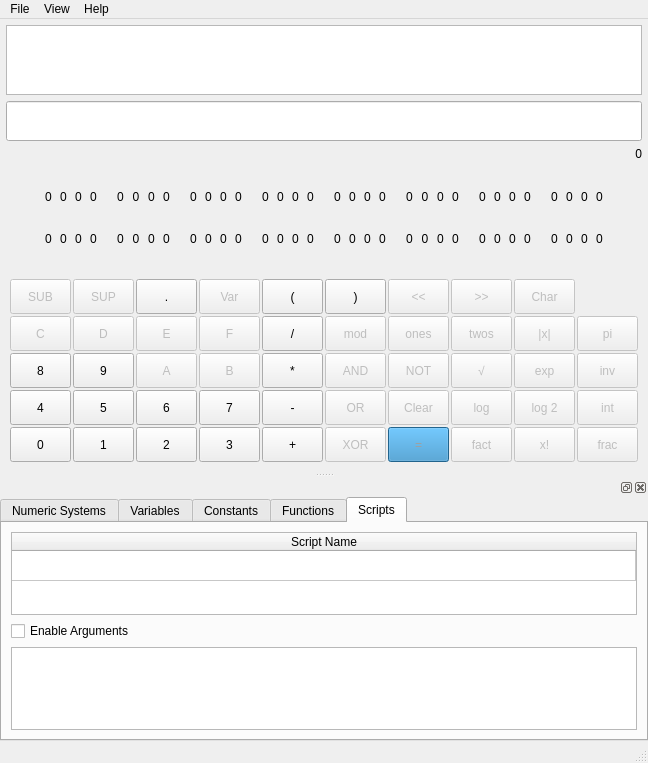
Old version of the form src/forms/mainwindow.ui in the repository vetux/qcalculator.
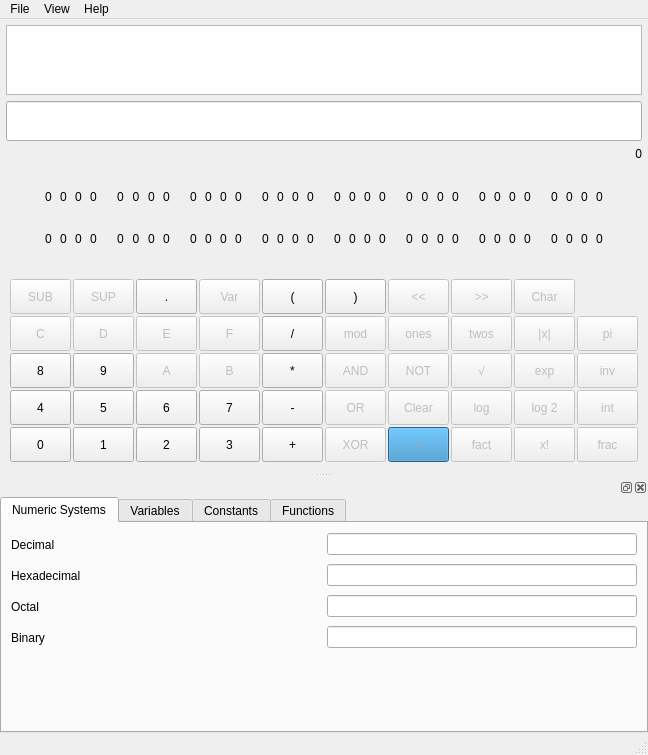
New version of the form. The open tabs and pages were chosen to show the change.

Commit message: Replace user interface created script functions with addon defined script functions, Implement register / unregister script in native interface

```diff
--- a/src/forms/mainwindow.ui
+++ b/src/forms/mainwindow.ui
@@ -7,7 +7,7 @@
     <x>0</x>
     <y>0</y>
     <width>648</width>
-    <height>763</height>
+    <height>755</height>
    </rect>
   </property>
   <property name="minimumSize">
@@ -4907,76 +4907,6 @@
          </item>
         </layout>
        </widget>
-       <widget class="QWidget" name="tab_scripts">
-        <attribute name="title">
-         <string>Scripts</string>
-        </attribute>
-        <layout class="QVBoxLayout" name="verticalLayout_6">
-         <item>
-          <widget class="QTableWidget" name="tableWidget_scripts">
-           <property name="sizePolicy">
-            <sizepolicy hsizetype="Expanding" vsizetype="Expanding">
-             <horstretch>0</horstretch>
-             <verstretch>0</verstretch>
-            </sizepolicy>
-           </property>
-           <property name="verticalScrollBarPolicy">
-            <enum>Qt::ScrollBarAlwaysOff</enum>
-           </property>
-           <property name="sizeAdjustPolicy">
-            <enum>QAbstractScrollArea::AdjustIgnored</enum>
-           </property>
-           <property name="selectionMode">
-            <enum>QAbstractItemView::SingleSelection</enum>
-           </property>
-           <property name="selectionBehavior">
-            <enum>QAbstractItemView::SelectRows</enum>
-           </property>
-           <property name="showGrid">
-            <bool>true</bool>
-           </property>
-           <property name="gridStyle">
-            <enum>Qt::SolidLine</enum>
-           </property>
-           <attribute name="horizontalHeaderCascadingSectionResizes">
-            <bool>false</bool>
-           </attribute>
-           <attribute name="horizontalHeaderDefaultSectionSize">
-            <number>100</number>
-           </attribute>
-           <attribute name="horizontalHeaderShowSortIndicator" stdset="0">
-            <bool>false</bool>
-           </attribute>
-           <attribute name="horizontalHeaderStretchLastSection">
-            <bool>true</bool>
-           </attribute>
-           <attribute name="verticalHeaderVisible">
-            <bool>false</bool>
-           </attribute>
-           <row>
-            <property name="text">
-             <string>DefaultRow</string>
-            </property>
-           </row>
-           <column>
-            <property name="text">
-             <string>Script Name</string>
-            </property>
-           </column>
-          </widget>
-         </item>
-         <item>
-          <widget class="QCheckBox" name="checkBox_scripts_enableargs">
-           <property name="text">
-            <string>Enable Arguments</string>
-           </property>
-          </widget>
-         </item>
-         <item>
-          <widget class="QTextEdit" name="textEdit_scripts"/>
-         </item>
-        </layout>
-       </widget>
       </widget>
      </item>
     </layout>
```
The commit also changes 18 other files.
